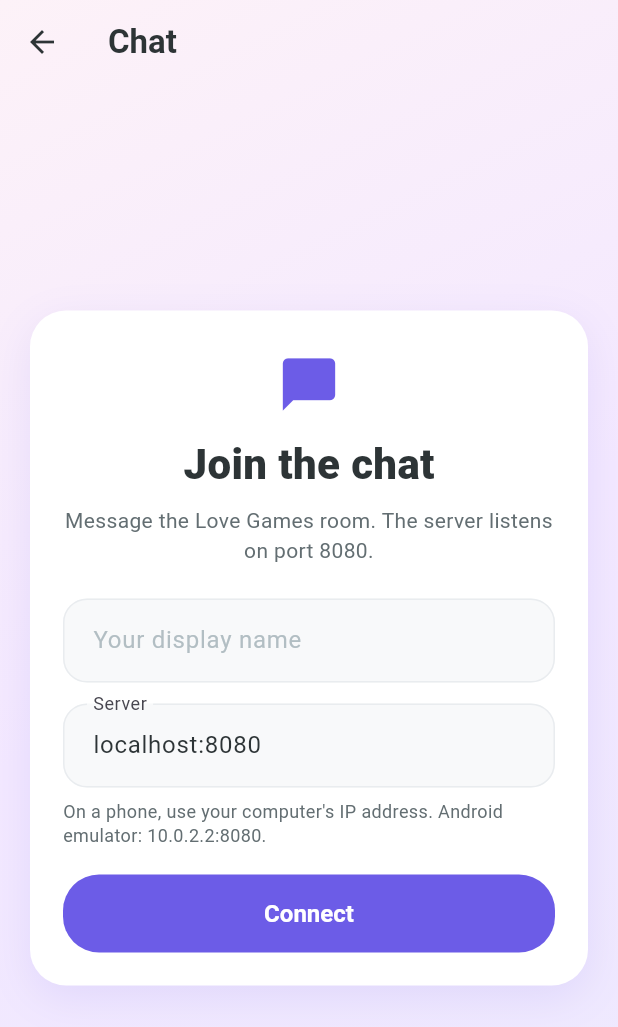
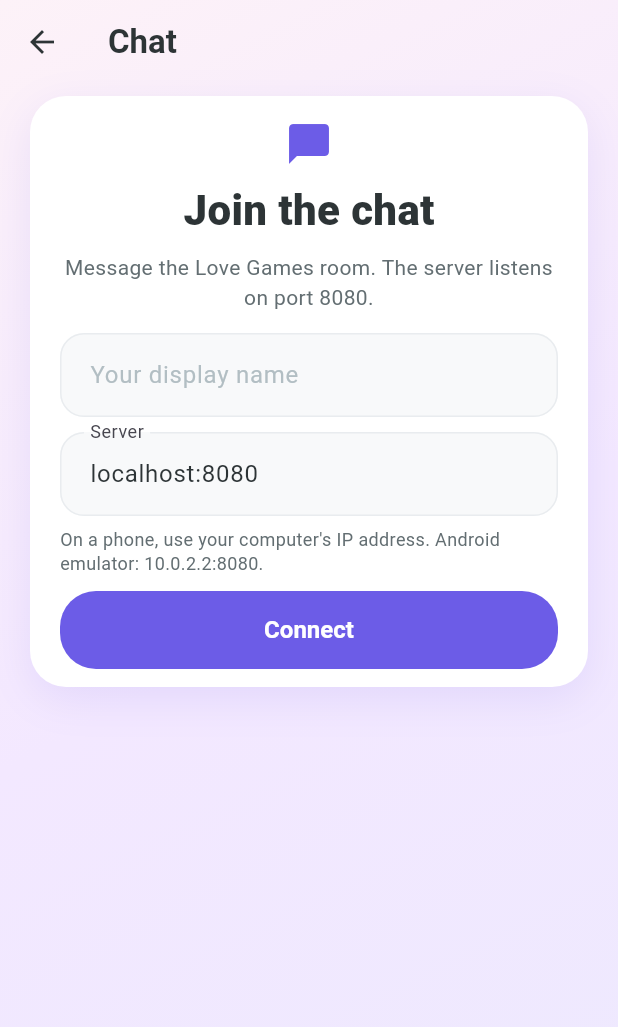
Before and after one commit to Inizh/Love_Games, a Flutter app: the screen it shows after launch, after a tap on "Chat", on a phone screen of 412 x 824 dp. Shown: the top 1027 px of the screen. Run offline on Flutter 3.47's test engine with Material 3 defaults, Android fonts, the phone set to English and light mode, and no system bars; our stand-ins replace material_ui, shared_preferences.

Commit message:
minor ui changes

```diff
--- a/lib/app.dart
+++ b/lib/app.dart
@@ -1,4 +1,4 @@
-import 'package:flutter/material.dart';
+import 'package:material_ui/material_ui.dart';
 
 import 'chat/chat_client.dart';
 import 'chat/chat_config.dart';
--- a/lib/screens/chat_screen.dart
+++ b/lib/screens/chat_screen.dart
@@ -1,6 +1,6 @@
 import 'dart:async';
 
-import 'package:flutter/material.dart';
+import 'package:material_ui/material_ui.dart';
 
 import '../chat/chat_client.dart';
 import '../chat/chat_config.dart';
@@ -231,15 +231,12 @@ class _ChatScreenState extends State<ChatScreen> {
 
   Widget _buildJoin() {
     final presence = presenceFor(_loginStatus);
-    return LayoutBuilder(
-      builder: (context, constraints) {
-        return SingleChildScrollView(
-          padding: const EdgeInsets.fromLTRB(20, 8, 20, 24),
-          child: ConstrainedBox(
-            constraints: BoxConstraints(minHeight: constraints.maxHeight - 32),
-            child: Center(
+    return Align(
+      alignment: Alignment.topCenter,
       child: ConstrainedBox(
         constraints: const BoxConstraints(maxWidth: 440),
+        child: SingleChildScrollView(
+          padding: const EdgeInsets.fromLTRB(20, 8, 20, 24),
           child: DecoratedBox(
             decoration: BoxDecoration(
               color: Colors.white,
@@ -253,21 +250,18 @@ class _ChatScreenState extends State<ChatScreen> {
               ],
             ),
             child: Padding(
-                    padding: const EdgeInsets.fromLTRB(22, 28, 22, 22),
+              padding: const EdgeInsets.fromLTRB(20, 16, 20, 12),
               child: Column(
                 children: [
                   const Icon(
                     Icons.chat_bubble_rounded,
                     color: LoveColors.primary,
-                          size: 42,
+                    size: 32,
                   ),
-                        const SizedBox(height: 12),
+                  const SizedBox(height: 8),
                   const Text(
                     'Join the chat',
-                          style: TextStyle(
-                            fontSize: 28,
-                            fontWeight: FontWeight.w800,
-                          ),
+                    style: TextStyle(fontSize: 28, fontWeight: FontWeight.w800),
                   ),
                   const SizedBox(height: 8),
                   const Text(
@@ -279,7 +273,7 @@ class _ChatScreenState extends State<ChatScreen> {
                       height: 1.4,
                     ),
                   ),
-                        const SizedBox(height: 22),
+                  const SizedBox(height: 14),
                   TextField(
                     key: const Key('chat-name'),
                     controller: _nameController,
@@ -291,7 +285,7 @@ class _ChatScreenState extends State<ChatScreen> {
                     ),
                     onSubmitted: (_) => _connect(),
                   ),
-                        const SizedBox(height: 14),
+                  const SizedBox(height: 10),
                   TextField(
                     key: const Key('chat-server'),
                     controller: _serverController,
@@ -313,18 +307,22 @@ class _ChatScreenState extends State<ChatScreen> {
                     ),
                   ),
                   if (_loginStatus.isNotEmpty) ...[
-                          const SizedBox(height: 12),
+                    const SizedBox(height: 8),
                     Text(
                       _loginStatus,
                       textAlign: TextAlign.center,
                       style: TextStyle(
                         fontSize: 13,
-                              color: _statusColor(presence),
+                        color:
+                            _loginStatus.startsWith('Please') ||
+                                _loginStatus.startsWith('Enter a server')
+                            ? LoveColors.danger
+                            : _statusColor(presence),
                         height: 1.35,
                       ),
                     ),
                   ],
-                        const SizedBox(height: 18),
+                  const SizedBox(height: 10),
                   SizedBox(
                     width: double.infinity,
                     child: FilledButton(
@@ -348,9 +346,6 @@ class _ChatScreenState extends State<ChatScreen> {
           ),
         ),
       ),
-          ),
-        );
-      },
     );
   }
 
--- a/lib/screens/flames_screen.dart
+++ b/lib/screens/flames_screen.dart
@@ -1,4 +1,4 @@
-import 'package:flutter/material.dart';
+import 'package:material_ui/material_ui.dart';
 import 'package:flutter/services.dart';
 
 import '../flames/flames.dart';
--- a/lib/screens/home_screen.dart
+++ b/lib/screens/home_screen.dart
@@ -1,4 +1,4 @@
-import 'package:flutter/material.dart';
+import 'package:material_ui/material_ui.dart';
 
 import '../chat/chat_client.dart';
 import '../theme/love_colors.dart';
@@ -16,25 +16,15 @@ class HomeScreen extends StatelessWidget {
     return LoveBackground(
       child: Scaffold(
         body: SafeArea(
-          child: LayoutBuilder(
-            builder: (context, constraints) {
-              return SingleChildScrollView(
-                padding: const EdgeInsets.fromLTRB(20, 12, 20, 24),
-                child: ConstrainedBox(
-                  constraints: BoxConstraints(
-                    minHeight: (constraints.maxHeight - 36).clamp(
-                      0,
-                      double.infinity,
-                    ),
-                  ),
-                  child: Center(
+          child: Align(
+            alignment: Alignment.topCenter,
             child: ConstrainedBox(
               constraints: const BoxConstraints(maxWidth: 480),
-                      child: Column(
-                        mainAxisAlignment: MainAxisAlignment.center,
+              child: ListView(
+                padding: const EdgeInsets.fromLTRB(20, 28, 20, 24),
                 children: [
                   const _Hero(),
-                          const SizedBox(height: 32),
+                  const SizedBox(height: 28),
                   _GameCard(
                     key: const Key('open-flames'),
                     icon: Icons.local_fire_department_rounded,
@@ -52,16 +42,11 @@ class HomeScreen extends StatelessWidget {
                     iconBackground: const Color(0xFFF3F0FF),
                     title: 'Chat',
                     description: 'Connect to the live room and message other players in real time.',
-                            onTap: () =>
-                                _open(context, ChatScreen(client: chatClient)),
+                    onTap: () => _open(context, ChatScreen(client: chatClient)),
                   ),
                 ],
               ),
             ),
-                  ),
-                ),
-              );
-            },
           ),
         ),
       ),
--- a/lib/theme/love_colors.dart
+++ b/lib/theme/love_colors.dart
@@ -1,4 +1,4 @@
-import 'package:flutter/material.dart';
+import 'package:material_ui/material_ui.dart';
 
 /// Palette taken from the JavaFX stylesheet.
 abstract final class LoveColors {
--- a/lib/widgets/love_background.dart
+++ b/lib/widgets/love_background.dart
@@ -1,4 +1,4 @@
-import 'package:flutter/material.dart';
+import 'package:material_ui/material_ui.dart';
 
 import '../theme/love_colors.dart';
 
--- a/pubspec.yaml
+++ b/pubspec.yaml
@@ -32,6 +32,7 @@ dependencies:
     sdk: flutter
 
   cupertino_icons: ^1.0.8
+  material_ui: ^1.11.1
   shared_preferences: ^2.5.3
   web_socket_channel: ^3.0.3
 
```
Also changed, not shown: pubspec.lock, 2 other files. Lines whose indentation alone changed are shown as unchanged.
